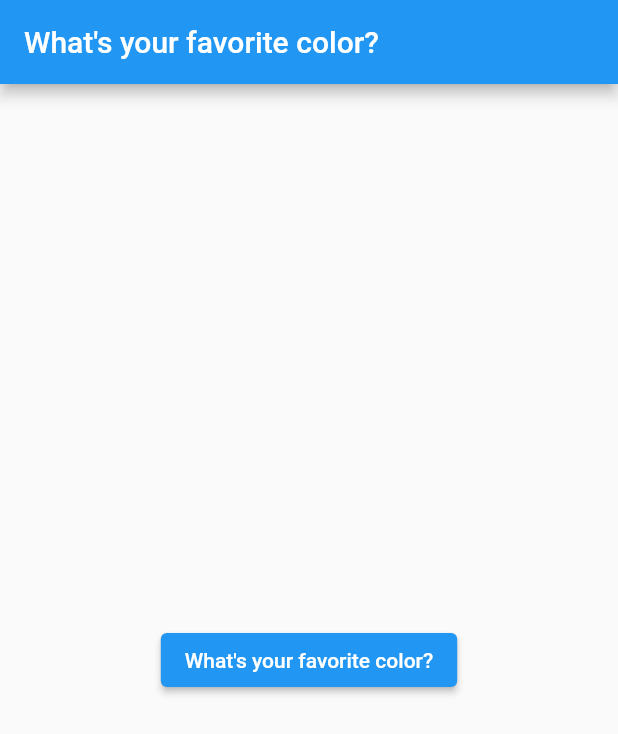
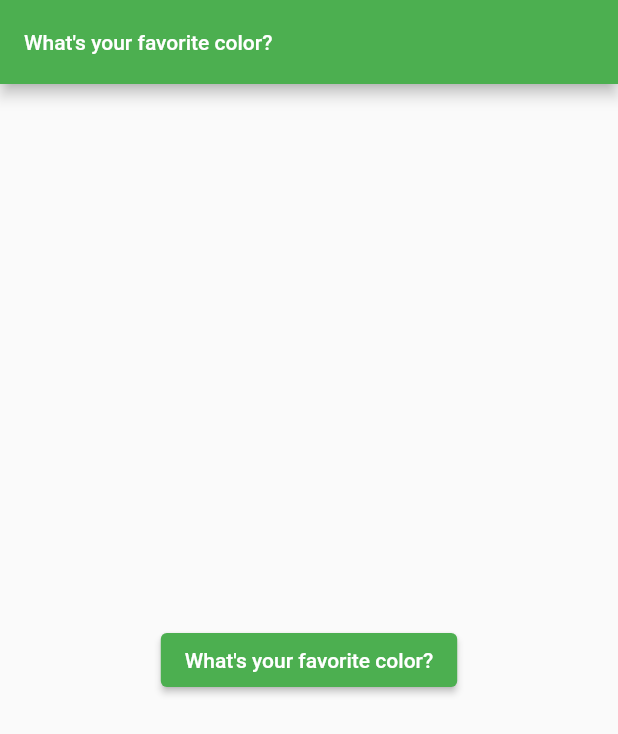
Before and after one commit to skingori/ui_flutter, a Flutter app: the screen it shows after launch, on a phone screen of 412 x 824 dp. Shown: the top 734 px of the screen. Run offline on Flutter 3.47's test engine with Material 2 defaults, Android fonts, the phone set to English and light mode, and no system bars; Roboto replaces fonts that are missing (OpenSans).

Commit message:
added more colors on the app

```diff
--- a/lib/main.dart
+++ b/lib/main.dart
@@ -1,9 +1,11 @@
 import 'package:flutter/material.dart';
 import './question.dart';
 
-void main() => runApp(MyApp());
+void main() => runApp(const MyApp());
 
 class MyApp extends StatefulWidget {
+  const MyApp({Key? key}) : super(key: key);
+
   @override
   State<StatefulWidget> createState() {
     return _MyAppState();
@@ -33,7 +35,7 @@ class _MyAppState extends State<MyApp> {
     return MaterialApp(
       title: 'Flutter Demo',
       theme: ThemeData(
-        primarySwatch: Colors.blue,
+        primarySwatch: Colors.green,
       ),
       home: Scaffold(
         appBar: AppBar(
--- a/lib/question.dart
+++ b/lib/question.dart
@@ -1,10 +1,17 @@
 import 'package:flutter/material.dart';
 
 class Question extends StatelessWidget {
-  String questionText;
-  Question(this.questionText, {Key? key}) : super(key: key);
+  final String questionText;
+  const Question(this.questionText, {Key? key}) : super(key: key);
   @override
   Widget build(BuildContext context) {
-    return Text(questionText);
+    return Text(
+      questionText,
+      style: const TextStyle(
+        fontSize: 14,
+        fontFamily: 'OpenSans',
+      ),
+      textAlign: TextAlign.center,
+    );
   }
 }
```
